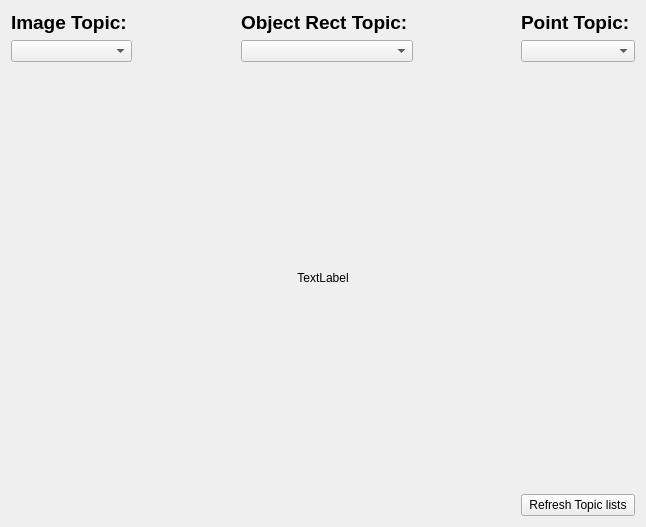
First picture: the form in ros/src/computing/perception/detection/packages/integrated_viewer/node/image_viewer_plugin/image_viewer_form.ui, repository autowarefoundation/autoware, before the edit.
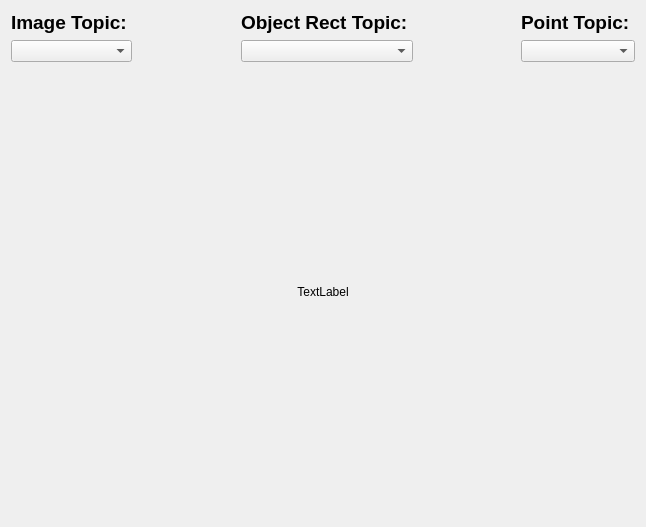
Second picture: the form after the edit.

Commit message:
Modify to update selectable topic automatically
* Selectable topic list will be updated when any of combo box is opened
* "Update topic list" button is abolished

The edit to the form file:
```diff
--- a/ros/src/computing/perception/detection/packages/integrated_viewer/node/image_viewer_plugin/image_viewer_form.ui
+++ b/ros/src/computing/perception/detection/packages/integrated_viewer/node/image_viewer_plugin/image_viewer_form.ui
@@ -80,19 +80,12 @@
      </property>
     </widget>
    </item>
-   <item row="6" column="4">
-    <widget class="QPushButton" name="refresh_push_button_">
-     <property name="text">
-      <string>Refresh Topic lists</string>
-     </property>
-    </widget>
-   </item>
-   <item row="2" column="4">
-    <widget class="QComboBox" name="point_topic_combo_box_"/>
-   </item>
    <item row="2" column="0">
     <widget class="QComboBox" name="image_topic_combo_box_"/>
    </item>
+   <item row="2" column="4">
+    <widget class="QComboBox" name="point_topic_combo_box_"/>
+   </item>
    <item row="1" column="1">
     <spacer name="horizontalSpacer">
      <property name="orientation">
```
The commit also changes 2 other files.
